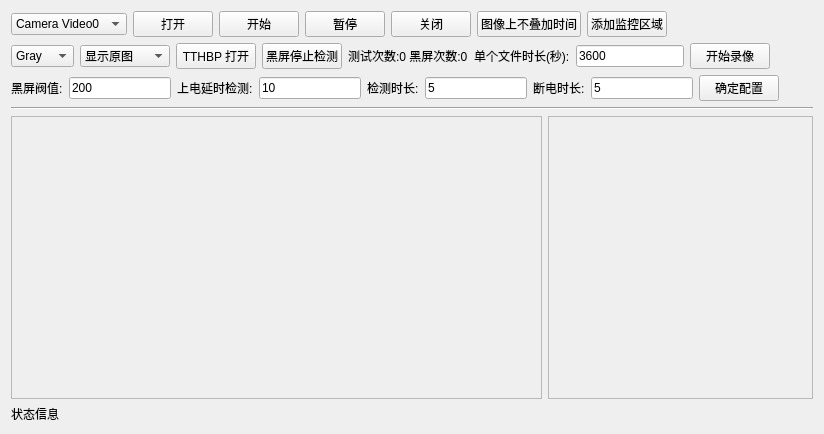
Above: Tools/1.3_TestTool/colorcheckform.ui from ZhengPengqiao/QtStudy before the change. Below: the same form after it.
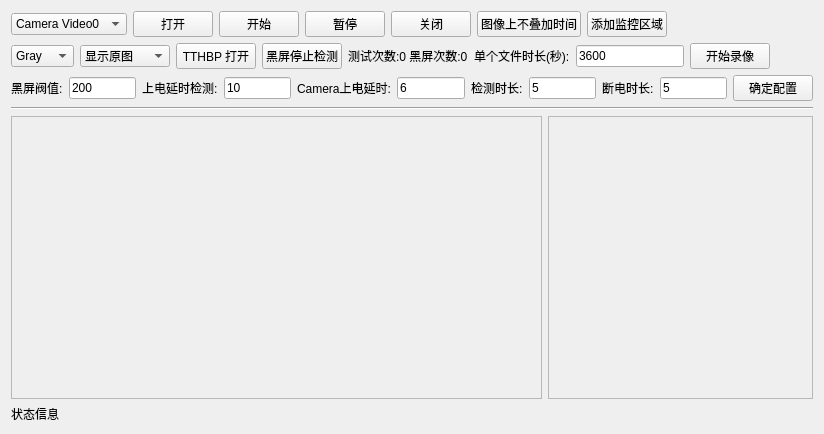
That is the form after the change.

Commit message: 添加摄像头延时供电控制

```diff
--- a/Tools/1.3_TestTool/colorcheckform.ui
+++ b/Tools/1.3_TestTool/colorcheckform.ui
@@ -243,6 +243,20 @@
          </property>
         </widget>
        </item>
+       <item>
+        <widget class="QLabel" name="label_6">
+         <property name="text">
+          <string>Camera上电延时:</string>
+         </property>
+        </widget>
+       </item>
+       <item>
+        <widget class="QLineEdit" name="lineEdit_delayCameraPowerDuration">
+         <property name="text">
+          <string>6</string>
+         </property>
+        </widget>
+       </item>
        <item>
         <widget class="QLabel" name="label_5">
          <property name="text">
```
The commit also changes 2 other files.
